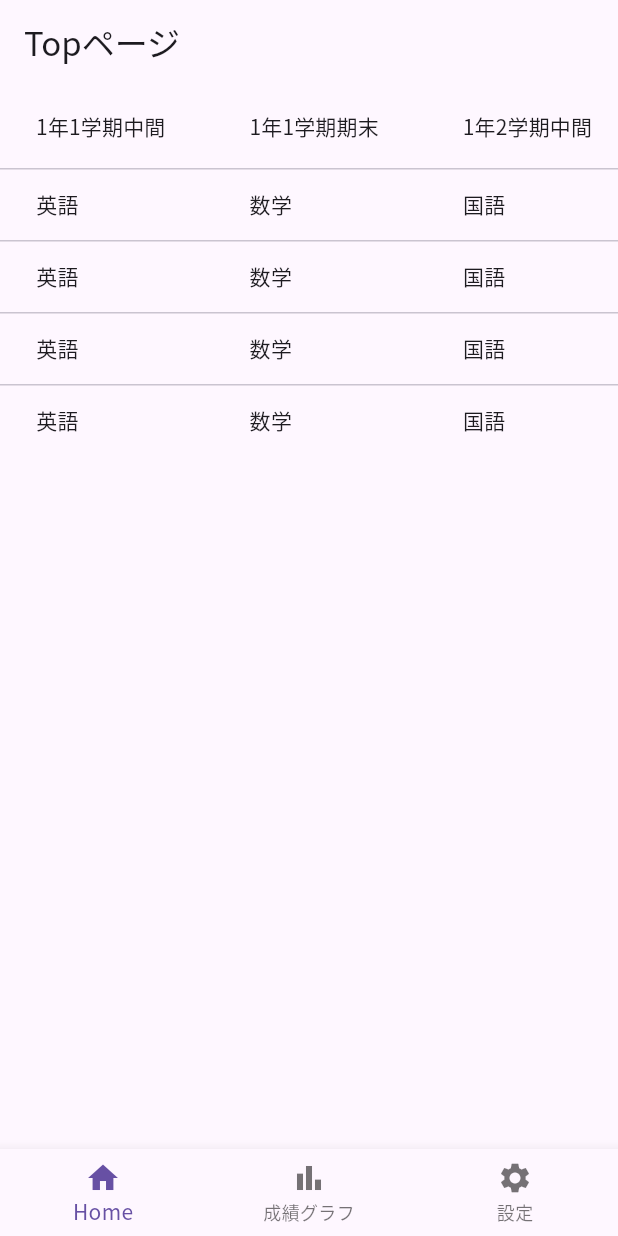
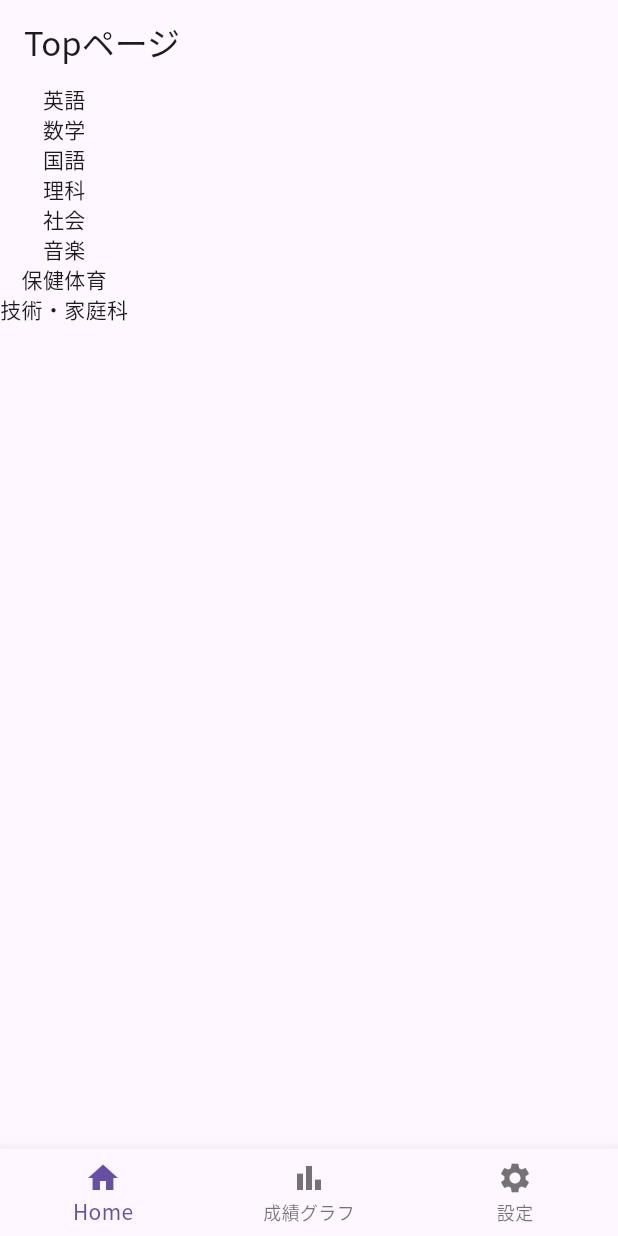
Before and after one commit to Kaiyan10/study_score_app, a Flutter app: the screen it shows after launch, on a phone screen of 412 x 824 dp. Run offline on Flutter 3.47's test engine with Material 3 defaults, Android fonts, the phone set to English and light mode, and no system bars; our stand-ins replace fl_chart, settings_ui.

Commit message:
20240217

```diff
--- a/lib/data/dummy_data.dart
+++ b/lib/data/dummy_data.dart
@@ -2,55 +2,21 @@
 import '../models/routine_test_score.dart';
 
 var dummyScore = [
-  RoutineTestScore(
-    testName: "1年1学期中間",
-    subjectDatas: [
-      SubjectData(subjectName: "英語",score: 80),
-      SubjectData(subjectName: "数学",score: 60),
-      SubjectData(subjectName: "国語",score: 40),
-      SubjectData(subjectName: "理科",score: 70),
-      SubjectData(subjectName: "社会",score: 60),
-    ]
-    ),
-    RoutineTestScore(
-    testName: "1年1学期期末",
-    subjectDatas: [
-      SubjectData(subjectName: "英語",score: 50),
-      SubjectData(subjectName: "数学",score: 70),
-      SubjectData(subjectName: "国語",score: 80),
-      SubjectData(subjectName: "理科",score: 40),
-      SubjectData(subjectName: "社会",score: 50),
-      SubjectData(subjectName: "音楽",score:40),
-      SubjectData(subjectName: "保健体育",score:40),
-      SubjectData(subjectName: "技術・家庭科",score:50),
-    ]
-    ),
-    RoutineTestScore(
-    testName: "1年2学期中間",
-    subjectDatas: [
-      SubjectData(subjectName: "英語",score: 90),
-      SubjectData(subjectName: "数学",score: 80),
-      SubjectData(subjectName: "国語",score: 70),
-      SubjectData(subjectName: "理科",score: 80),
-      SubjectData(subjectName: "社会",score: 60),
-    ]
-    ),
-    RoutineTestScore(
-    testName: "1年2学期期末",
-    subjectDatas: [
-      SubjectData(subjectName: "英語",score: 50),
-      SubjectData(subjectName: "数学",score: 70),
-      SubjectData(subjectName: "国語",score: 80),
-      SubjectData(subjectName: "理科",score: 40),
-      SubjectData(subjectName: "社会",score: 50),
-      SubjectData(subjectName: "音楽",score:60),
-      SubjectData(subjectName: "保健体育",score:70),
-      SubjectData(subjectName: "技術・家庭科",score:80),
-
-    ]
-    ),
-
-
-
-
+  RoutineTestScore(testName: "1年1学期中間", subjectDatas: [
+    SubjectData(subjectName: "英語", score: 80),
+    SubjectData(subjectName: "数学", score: 60),
+    SubjectData(subjectName: "国語", score: 40),
+    SubjectData(subjectName: "理科", score: 70),
+    SubjectData(subjectName: "社会", score: 60),
+  ]),
+  RoutineTestScore(testName: "1年1学期期末", subjectDatas: [
+    SubjectData(subjectName: "英語", score: 50),
+    SubjectData(subjectName: "数学", score: 70),
+    SubjectData(subjectName: "国語", score: 80),
+    SubjectData(subjectName: "理科", score: 40),
+    SubjectData(subjectName: "社会", score: 50),
+    SubjectData(subjectName: "音楽", score: 40),
+    SubjectData(subjectName: "保健体育", score: 40),
+    SubjectData(subjectName: "技術・家庭科", score: 50),
+  ]),
 ];
--- a/lib/screens/top_view.dart
+++ b/lib/screens/top_view.dart
@@ -1,6 +1,6 @@
 import 'package:flutter/material.dart';
-import 'package:flutter/rendering.dart';
 import 'package:test_score_app/data/dummy_data.dart';
+import 'package:test_score_app/models/routine_test_score.dart';
 
 class TopViewScreen extends StatefulWidget {
   const TopViewScreen({Key? key}) : super(key: key);
@@ -12,6 +12,9 @@
 class _TopViewScreenState extends State<TopViewScreen> {
   final selectedIndex = <int>{};
   final scores = dummyScore;
+  final subjectNameList = subjectNameListMaking(dummyScore);
+
+
 
   @override
   Widget build(BuildContext context) {
@@ -20,30 +23,24 @@
         appBar: AppBar(
           title: const Text("Topページ"),
         ),
-        body: SingleChildScrollView(
-          scrollDirection: Axis.horizontal,
-          child: DataTable(
-            columns:  List<DataColumn>.generate(
-              scores.length,
-              (index) => DataColumn(label: (Text(scores[index].testName)))
-            )
-              ,
-            rows: List<DataRow>.generate(
-                scores.length,
-                (index) => DataRow(cells: <DataCell>[
-                  for(final subjectData in scores[index].subjectDatas)...{
-                    DataCell(Text(subjectData.subjectName)),
-                  }
-                    ])),
-          ),
-          ),
+        body:Column(
+          children: [
+            for (final name in subjectNameList)
+              Text(name),
+          ],
+        )
         );
   }
 }
 
 
+List<String> subjectNameListMaking(List<RoutineTestScore> testScores){
+  List<String> subjectNameList = [];
+  for (int i=0;i<testScores.length;i++)
+    for(int j=0;j<testScores[i].subjectDatas.length;j++)
+      subjectNameList.add(testScores[i].subjectDatas[j].subjectName);
 
-// ListView.builder(
-// itemCount: scores.length,
-// itemBuilder: (ctx ,index) =>
-// Text(scores[index].testName))
+  subjectNameList = subjectNameList.toSet().toList();
+  return subjectNameList;
+
+}
```
